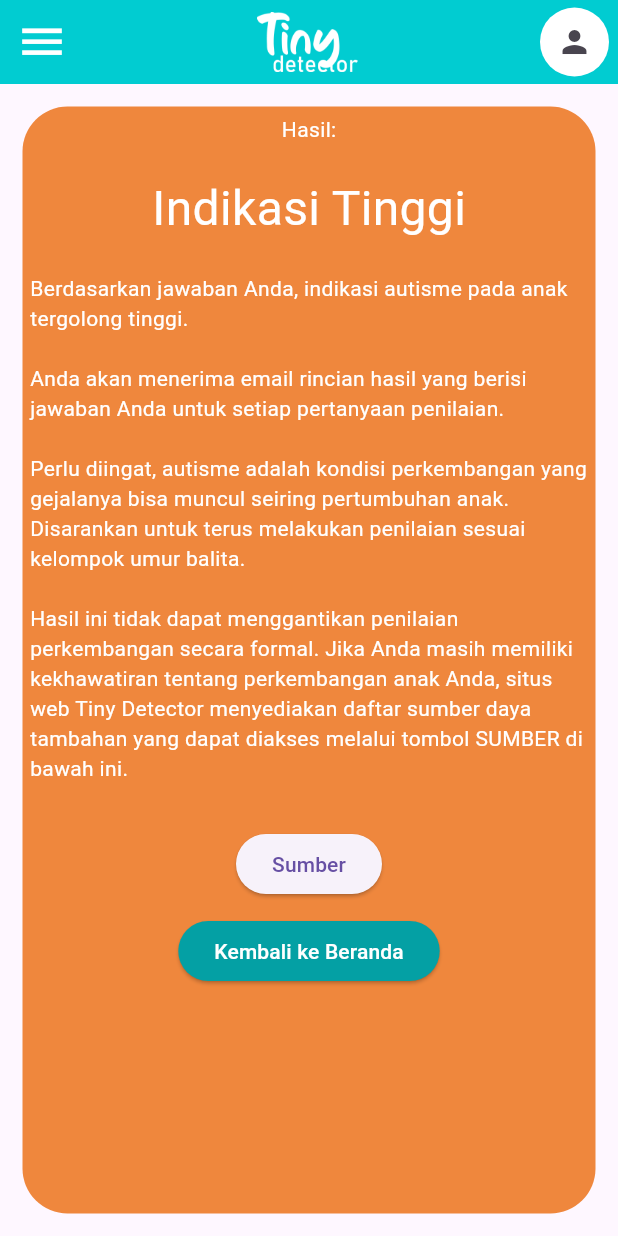
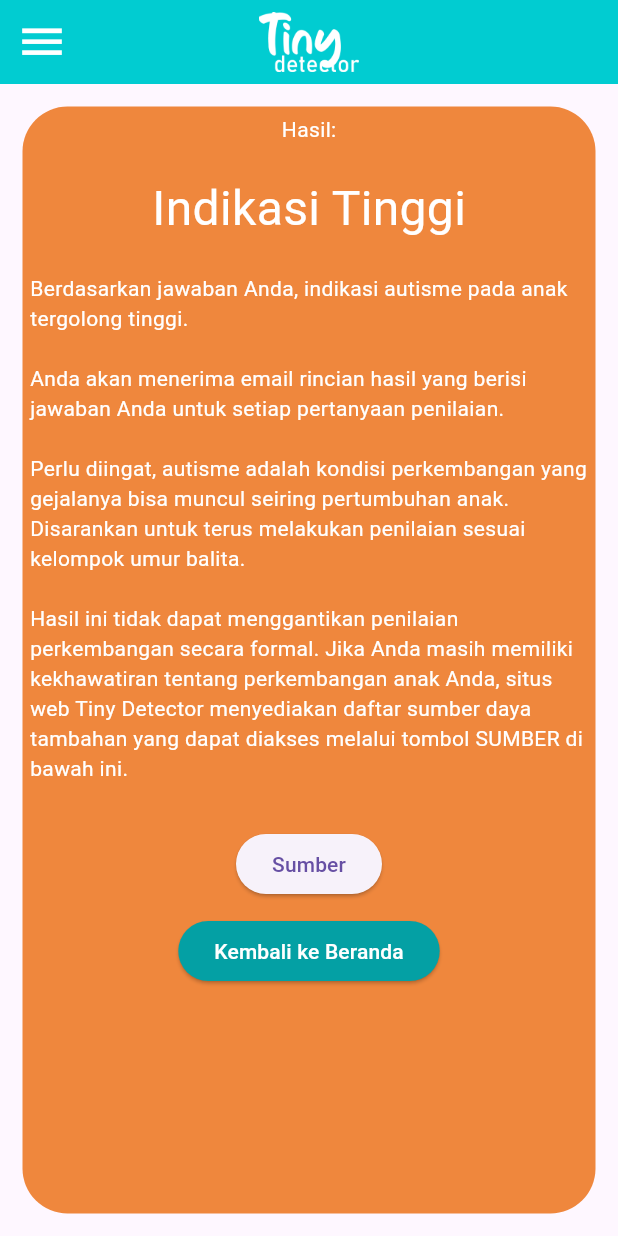
Before and after one commit to falthackel/tiny-detector, a Flutter app: the HighResult screen opened directly with empty values, on a phone screen of 412 x 824 dp. Run offline on Flutter 3.47's test engine with Material 3 defaults, Android fonts, the phone set to English and light mode, and no system bars; our stand-ins replace flutter_secure_storage, jwt_decoder, material_design_icons_flutter; accounts and stored records are empty; network calls fail.

Commit message:
remove sizedbox, make centerTitle: true

```diff
--- a/front-end/lib/custom_appbar.dart
+++ b/front-end/lib/custom_appbar.dart
@@ -13,14 +13,11 @@ class CustomAppBar extends StatelessWidget implements PreferredSizeWidget {
   Widget build(BuildContext context) {
     return AppBar(
       backgroundColor: backgroundColor,
-      title: SizedBox(
+      centerTitle: true,
+      title: Image.asset(
+        'assets/tiny-detector-white.png', // Your image asset
         height: 40,
-        child: Center(
-          child: Image(
-            image: const AssetImage('assets/tiny-detector-white.png'), // Assuming your image asset
-            fit: BoxFit.contain,
-          ),
-        ),
+        fit: BoxFit.contain,
       ),
       leading: Builder(
         builder: (context) => IconButton(
@@ -28,19 +25,6 @@ class CustomAppBar extends StatelessWidget implements PreferredSizeWidget {
           onPressed: () => Scaffold.of(context).openDrawer(),
         ),
       ),
-      actions: [
-        Container(
-          margin: const EdgeInsets.all(5),
-          decoration: const BoxDecoration(
-            color: Colors.white,
-            shape: BoxShape.circle,
-          ),
-          child: IconButton(
-            icon: const Icon(Icons.person),
-            onPressed: () {}, // Add your action here
-          ),
-        ),
-      ],
     );
   }
 }
```
